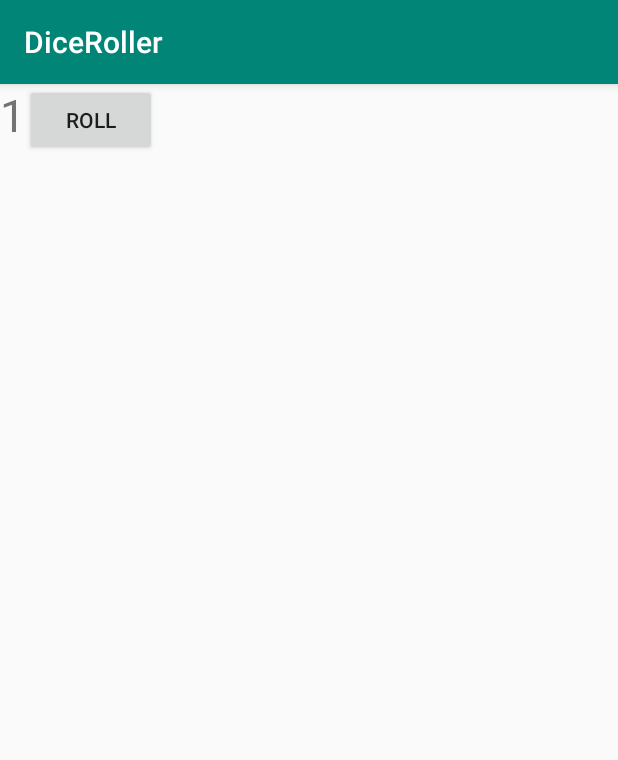
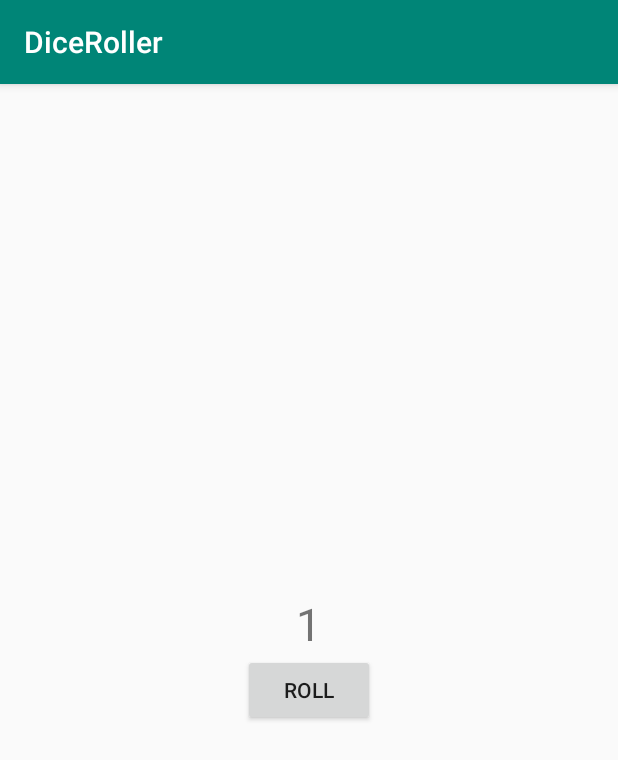
Before and after one commit to nishikawa-shi/app-ud9012-lesson1, an Android app: the screen it shows after launch (MainActivity), on a phone screen of 412 x 824 dp. Shown: the top 760 px of the screen. Run offline under Robolectric (Android 15) with nearby library versions, the phone set to English and light mode, and no system bars.

Commit message:
サイコロを振るボタンと、結果を示す値が画面中央に表示されるようにした

```diff
--- a/app/src/main/res/layout/activity_main.xml
+++ b/app/src/main/res/layout/activity_main.xml
@@ -3,11 +3,14 @@
               xmlns:tools="http://schemas.android.com/tools"
               android:layout_width="match_parent"
               android:layout_height="wrap_content"
+              android:layout_gravity="center_vertical"
+              android:orientation="vertical"
               tools:context=".MainActivity">
 
     <TextView
             android:layout_width="wrap_content"
             android:layout_height="wrap_content"
+            android:layout_gravity="center_horizontal"
             android:textSize="30sp"
             android:text="1"/>
 
```
